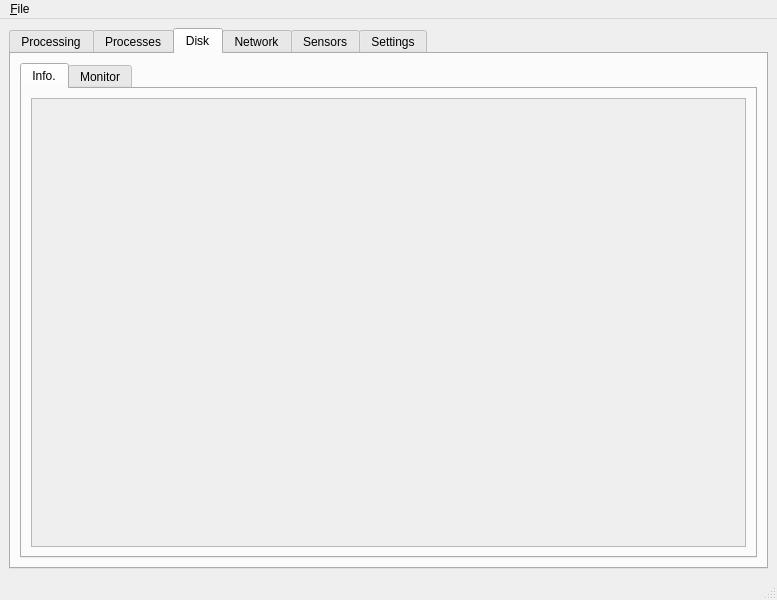
Before: the Qt Designer form ui/rsrc.ui in deskos-xp/hydrogenous, drawn with Qt 5.
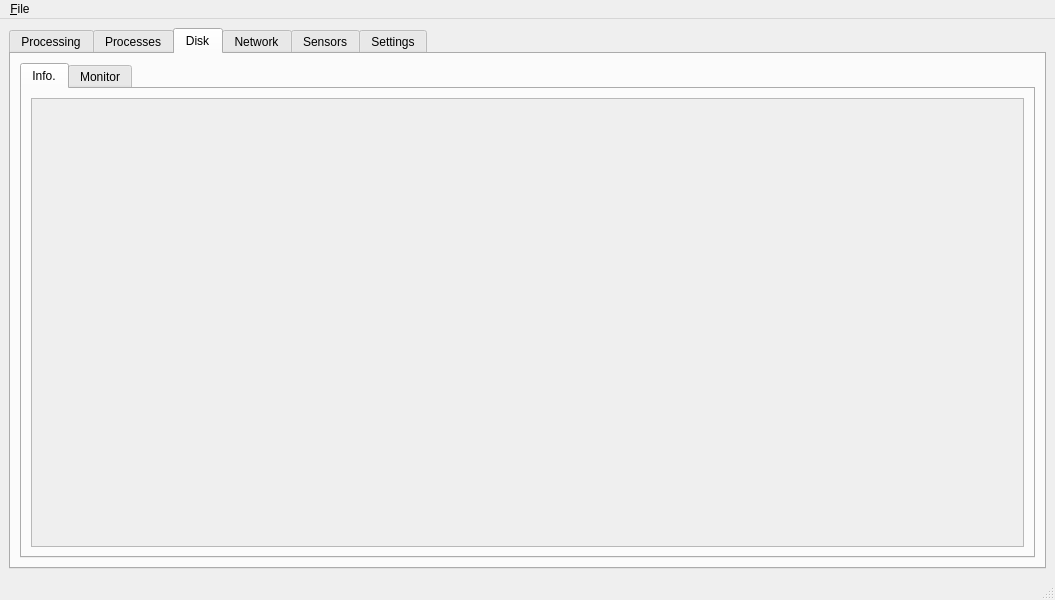
After: the same form once the commit is applied. The open tabs and pages were chosen to show the change. Icons and pictures are not drawn.

The edit to the form file:
```diff
--- a/ui/rsrc.ui
+++ b/ui/rsrc.ui
@@ -6,7 +6,7 @@
    <rect>
     <x>0</x>
     <y>0</y>
-    <width>777</width>
+    <width>1055</width>
     <height>600</height>
    </rect>
   </property>
@@ -339,8 +339,8 @@
                   <rect>
                    <x>0</x>
                    <y>0</y>
-                   <width>711</width>
-                   <height>428</height>
+                   <width>98</width>
+                   <height>28</height>
                   </rect>
                  </property>
                  <layout class="QGridLayout" name="gridLayout_30">
@@ -848,7 +848,7 @@
     <rect>
      <x>0</x>
      <y>0</y>
-     <width>777</width>
+     <width>1055</width>
      <height>22</height>
     </rect>
    </property>
```
Left out of the diff: 24 changed lines with no effect on the pictures.
